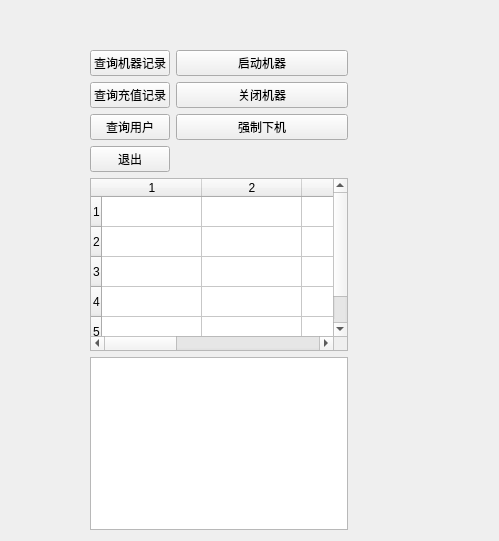
This is Cafe/admin_window.ui in smoker114514/XueLian666 as Qt 5 draws it before an edit. The edited form follows.
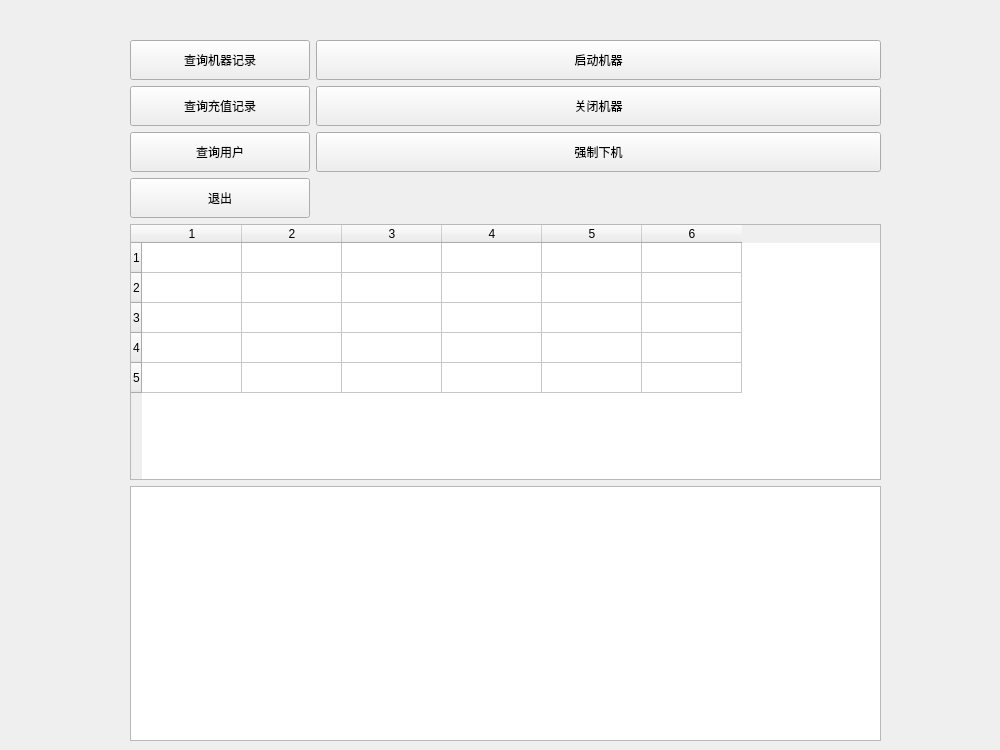
This is the edited form.

Patch:
```diff
--- a/Cafe/admin_window.ui
+++ b/Cafe/admin_window.ui
@@ -6,20 +6,20 @@
    <rect>
     <x>0</x>
     <y>0</y>
-    <width>499</width>
-    <height>541</height>
+    <width>1000</width>
+    <height>750</height>
    </rect>
   </property>
   <property name="windowTitle">
    <string>Form</string>
   </property>
-  <widget class="QWidget" name="">
+  <widget class="QWidget" name="layoutWidget">
    <property name="geometry">
     <rect>
-     <x>90</x>
-     <y>50</y>
-     <width>258</width>
-     <height>480</height>
+     <x>130</x>
+     <y>40</y>
+     <width>751</width>
+     <height>701</height>
     </rect>
    </property>
    <layout class="QVBoxLayout" name="verticalLayout">
@@ -27,6 +27,18 @@
      <layout class="QFormLayout" name="formLayout">
       <item row="0" column="0">
        <widget class="QPushButton" name="queryMachinesButton">
+        <property name="sizePolicy">
+         <sizepolicy hsizetype="Expanding" vsizetype="Fixed">
+          <horstretch>0</horstretch>
+          <verstretch>0</verstretch>
+         </sizepolicy>
+        </property>
+        <property name="minimumSize">
+         <size>
+          <width>180</width>
+          <height>40</height>
+         </size>
+        </property>
         <property name="text">
          <string>查询机器记录</string>
         </property>
@@ -34,6 +46,12 @@
       </item>
       <item row="0" column="1">
        <widget class="QPushButton" name="startMachineButton">
+        <property name="minimumSize">
+         <size>
+          <width>0</width>
+          <height>40</height>
+         </size>
+        </property>
         <property name="text">
          <string>启动机器</string>
         </property>
@@ -41,6 +59,18 @@
       </item>
       <item row="1" column="0">
        <widget class="QPushButton" name="queryRechargesButton">
+        <property name="sizePolicy">
+         <sizepolicy hsizetype="Expanding" vsizetype="Fixed">
+          <horstretch>0</horstretch>
+          <verstretch>0</verstretch>
+         </sizepolicy>
+        </property>
+        <property name="minimumSize">
+         <size>
+          <width>180</width>
+          <height>40</height>
+         </size>
+        </property>
         <property name="text">
          <string>查询充值记录</string>
         </property>
@@ -48,6 +78,12 @@
       </item>
       <item row="1" column="1">
        <widget class="QPushButton" name="shutdownMachineButton">
+        <property name="minimumSize">
+         <size>
+          <width>0</width>
+          <height>40</height>
+         </size>
+        </property>
         <property name="text">
          <string>关闭机器</string>
         </property>
@@ -55,6 +91,18 @@
       </item>
       <item row="2" column="0">
        <widget class="QPushButton" name="queryUsersButton">
+        <property name="sizePolicy">
+         <sizepolicy hsizetype="Expanding" vsizetype="Fixed">
+          <horstretch>0</horstretch>
+          <verstretch>0</verstretch>
+         </sizepolicy>
+        </property>
+        <property name="minimumSize">
+         <size>
+          <width>180</width>
+          <height>40</height>
+         </size>
+        </property>
         <property name="text">
          <string>查询用户</string>
         </property>
@@ -62,6 +110,12 @@
       </item>
       <item row="2" column="1">
        <widget class="QPushButton" name="forceLogoutButton">
+        <property name="minimumSize">
+         <size>
+          <width>0</width>
+          <height>40</height>
+         </size>
+        </property>
         <property name="text">
          <string>强制下机</string>
         </property>
@@ -69,6 +123,18 @@
       </item>
       <item row="3" column="0">
        <widget class="QPushButton" name="exitButton">
+        <property name="sizePolicy">
+         <sizepolicy hsizetype="Expanding" vsizetype="Fixed">
+          <horstretch>0</horstretch>
+          <verstretch>0</verstretch>
+         </sizepolicy>
+        </property>
+        <property name="minimumSize">
+         <size>
+          <width>180</width>
+          <height>40</height>
+         </size>
+        </property>
         <property name="text">
          <string>退出</string>
         </property>
```
